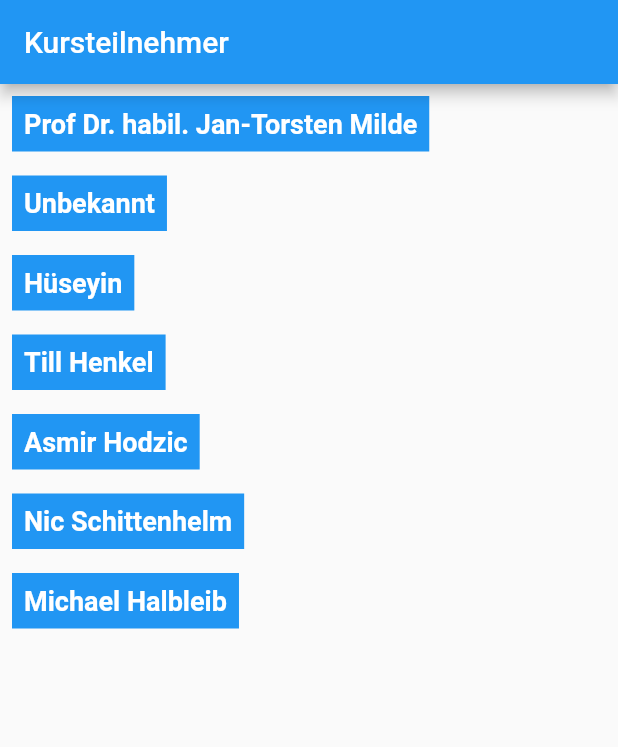
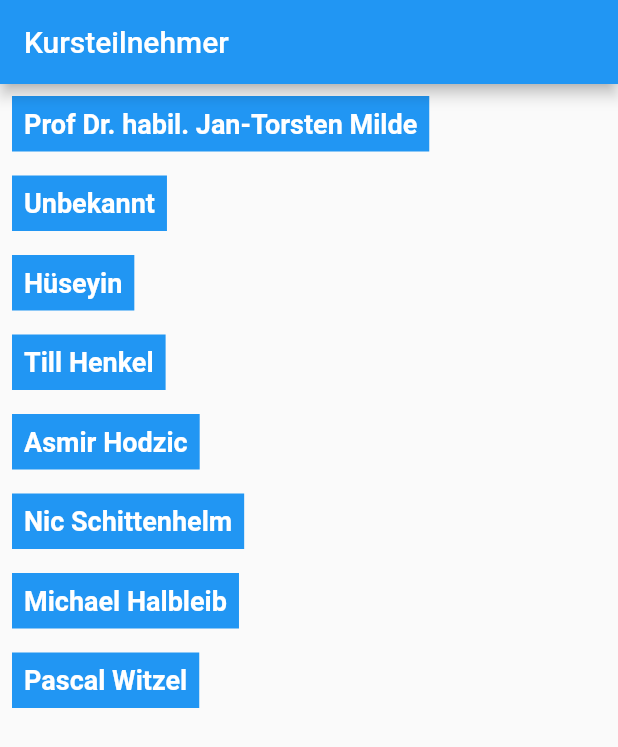
Before and after one commit to drmilde/kurs_2021_app, a Flutter app: the screen it shows after launch, on a phone screen of 412 x 824 dp. Shown: the top 747 px of the screen. Run offline on Flutter 3.47's test engine with Material 2 defaults, Android fonts, the phone set to English and light mode, and no system bars; our stand-ins replace google_fonts.

Commit message:
Screen Pascal

```diff
--- a/lib/screens/kurs_screen.dart
+++ b/lib/screens/kurs_screen.dart
@@ -4,6 +4,7 @@ import 'package:kurs_2021_app/screens/hueseyin_s_screen.dart';
 import 'package:kurs_2021_app/screens/jan_torsten_m_screen.dart';
 import 'package:kurs_2021_app/screens/michael_h_screen.dart';
 import 'package:kurs_2021_app/screens/nic_s_screen.dart';
+import 'package:kurs_2021_app/screens/pascal_w_screen.dart';
 import 'package:kurs_2021_app/screens/till_h_screen.dart';
 import 'package:kurs_2021_app/screens/unbekannt_screen.dart';
 
@@ -25,6 +26,7 @@ class KursScreen extends StatelessWidget {
           zeileKursteilnehmer("Asmir Hodzic", context, AsmirHScreen()),
           zeileKursteilnehmer("Nic Schittenhelm", context, NicSScreen()),
           zeileKursteilnehmer("Michael Halbleib", context, MichaelHalbleibScreen()),
+          zeileKursteilnehmer("Pascal Witzel", context, PascalWScreen()),
         ],
       ),
     );
```
